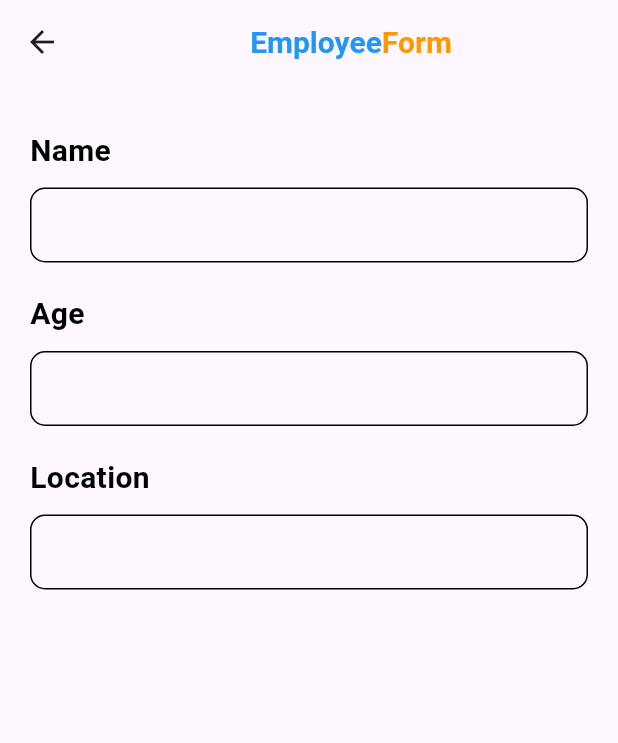
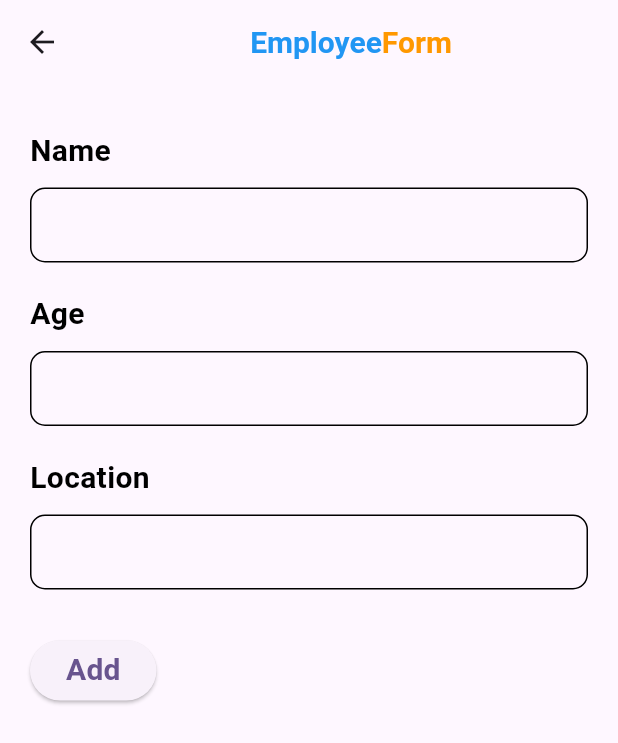
Before and after one commit to llatifah99/employee_flutter_crud, a Flutter app: the Employee screen opened directly, on a phone screen of 412 x 824 dp. Shown: the top 743 px of the screen. Run offline on Flutter 3.47's test engine with Material 3 defaults, Android fonts, the phone set to English and light mode, and no system bars.

Commit message:
firebase setting

```diff
--- a/lib/pages/employee.dart
+++ b/lib/pages/employee.dart
@@ -98,6 +98,14 @@ class _EmployeeState extends State<Employee> {
                 decoration: InputDecoration(border: InputBorder.none),
               ),
             ),
+            SizedBox(height: 30),
+            ElevatedButton(
+              onPressed: () {},
+              child: Text(
+                "Add",
+                style: TextStyle(fontSize: 20, fontWeight: FontWeight.bold),
+              ),
+            ),
           ],
         ),
       ),
--- a/pubspec.yaml
+++ b/pubspec.yaml
@@ -2,7 +2,7 @@ name: employee_flutter_crud
 description: "A new Flutter project."
 # The following line prevents the package from being accidentally published to
 # pub.dev using `flutter pub publish`. This is preferred for private packages.
-publish_to: 'none' # Remove this line if you wish to publish to pub.dev
+publish_to: "none" # Remove this line if you wish to publish to pub.dev
 
 # The following defines the version and build number for your application.
 # A version number is three numbers separated by dots, like 1.2.43
@@ -30,6 +30,8 @@ environment:
 dependencies:
   flutter:
     sdk: flutter
+  firebase_core: ^3.14.0
+  cloud_firestore: ^5.6.9
 
   # The following adds the Cupertino Icons font to your application.
   # Use with the CupertinoIcons class for iOS style icons.
@@ -51,7 +53,6 @@ dev_dependencies:
 
 # The following section is specific to Flutter packages.
 flutter:
-
   # The following line ensures that the Material Icons font is
   # included with your application, so that you can use the icons in
   # the material Icons class.
```
Also changed, not shown: pubspec.lock, 6 other files.
